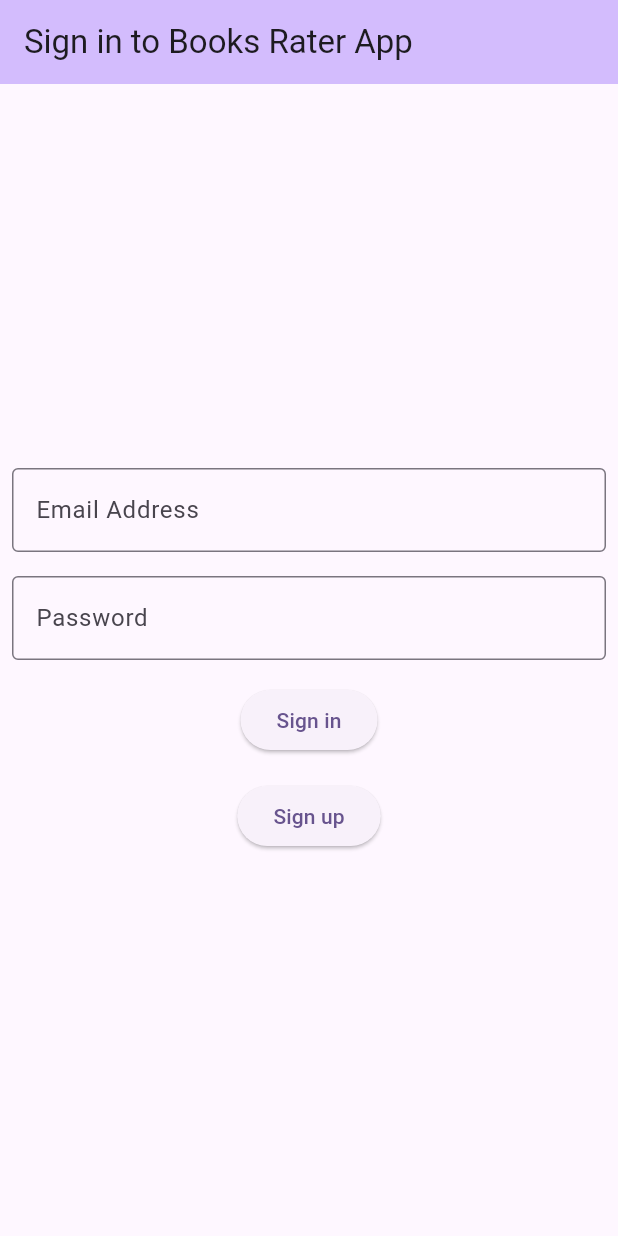
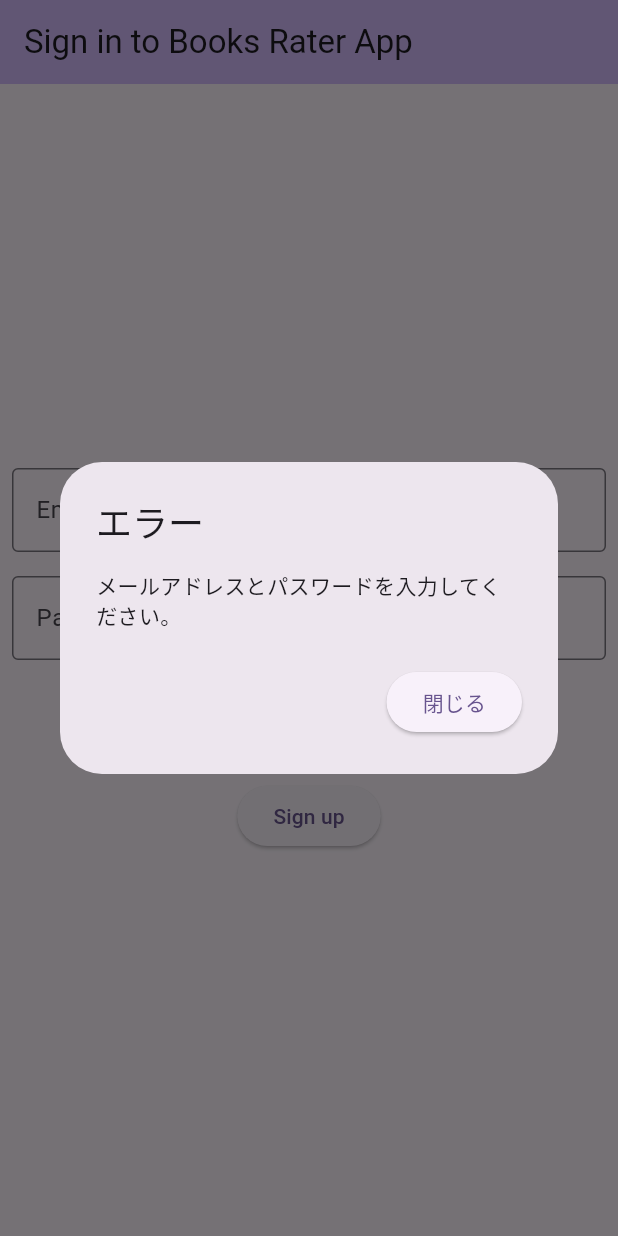
Before and after one commit to Haruki1090/Books-Rater, a Flutter app: the screen it shows after launch, after a tap on "Sign in", on a phone screen of 412 x 824 dp. Run offline on Flutter 3.47's test engine with Material 3 defaults, Android fonts, the phone set to English and light mode, and no system bars; our stand-ins replace firebase_auth, firebase_core, flutter_riverpod; accounts and stored records are empty; generated files the repository leaves out were written again.

Commit message:
AppBar, NavigationBarを残して画面遷移OK

```diff
--- a/lib/sign_in_page.dart
+++ b/lib/sign_in_page.dart
@@ -10,6 +10,7 @@ class SignInPage extends ConsumerStatefulWidget {
 }
 
 class _SignInPageState extends ConsumerState<SignInPage> {
+
   final firebaseAuthProvider = StateProvider((ref) => FirebaseAuth.instance);
 
   final _emailController = TextEditingController();
@@ -53,6 +54,11 @@ class _SignInPageState extends ConsumerState<SignInPage> {
                   final email = _emailController.text.trim();
                   final password = _passwordController.text.trim();
 
+                  if (email.isEmpty || password.isEmpty) {
+                    _showErrorDialog('メールアドレスとパスワードを入力してください。');
+                    return;
+                  }
+
                   try {
                     final user = await ref.read(firebaseAuthProvider).signInWithEmailAndPassword(
                       email: email,
@@ -70,17 +76,24 @@ class _SignInPageState extends ConsumerState<SignInPage> {
                       // ホームタブ画面に遷移
                       Navigator.pushReplacement(
                         context,
-                        MaterialPageRoute(builder: (context) => HomeTab()),
+                        MaterialPageRoute(builder: (context) => HomePage()),
                       );
                     } else {
                       // ログイン失敗
-                      _showErrorDialog('ログインに失敗しました。ユーザーが見つかりませんでした。');
+                      print('ログイン失敗');
+                      _showErrorDialog('ログインに失敗しました。');
                     }
                   } on FirebaseAuthException catch (e) {
-                    print('Error during sign-in: ${e.message}');
+                    if (e.code == 'user-not-found') {
+                      print('No user found for that email.');
+                      _showErrorDialog('ユーザーが見つかりませんでした。');
+                    } else if (e.code == 'wrong-password') {
+                      print('Wrong password provided for that user.');
+                      _showErrorDialog('パスワードが間違っています。');
+                    }
                   } catch (e) {
-                    print('Unexpected error during sign-in: $e');
-                    _showErrorDialog('予期せぬエラーが発生しました。');
+                    print(e);
+                    _showErrorDialog('エラーが発生しました。');
                   }
                 },
                 child: const Text('Sign in'),
```
Also changed, not shown: lib/home_page_tab.dart (added, +16 -0 lines), lib/home_tab.dart (+15 -35 lines), lib/my_books_tab.dart (added, +16 -0 lines), lib/my_page_tab.dart (added, +16 -0 lines).
